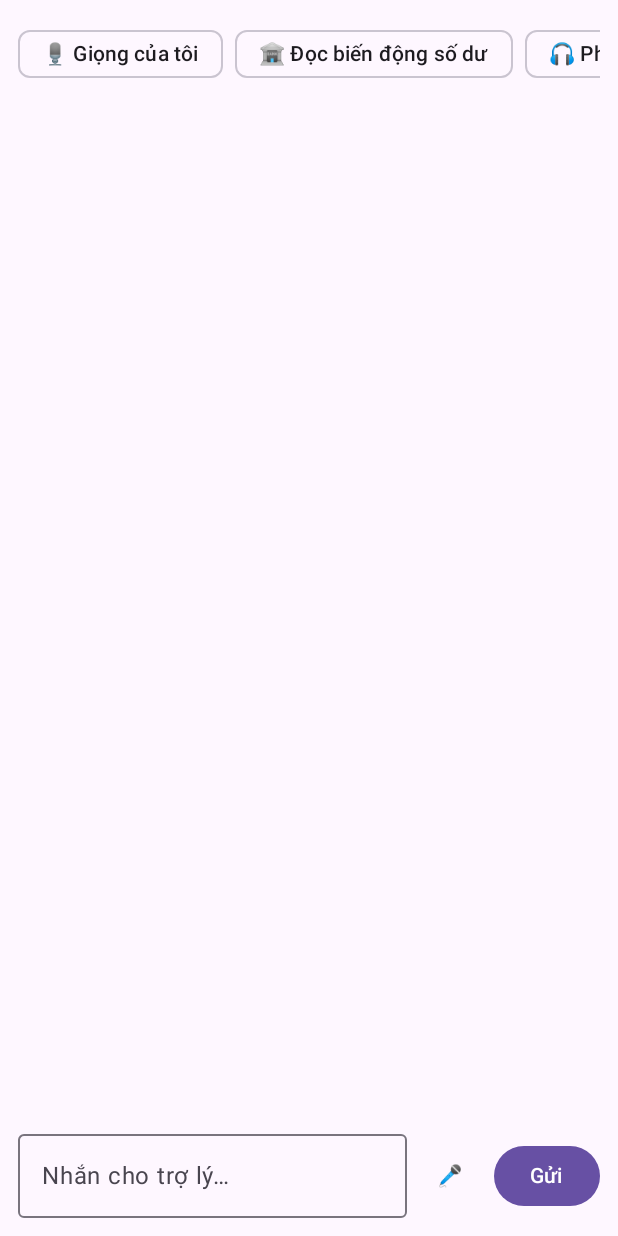
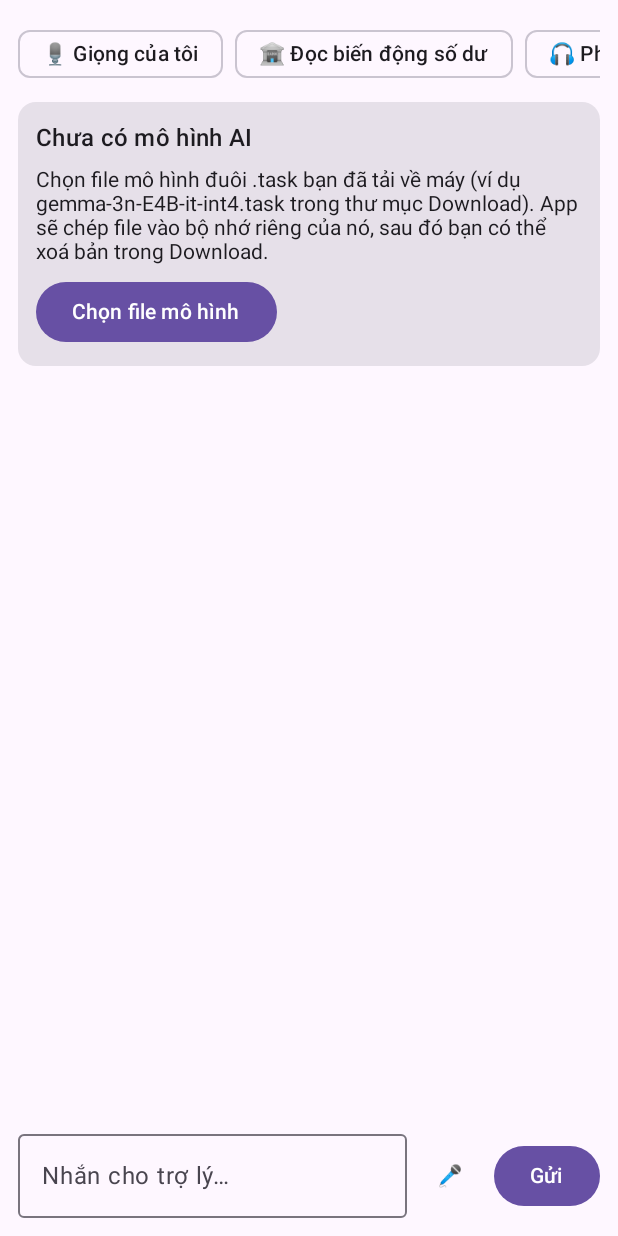
Before and after one commit to PhamVu-IT/ai-agent-of-me, an Android app built with Jetpack Compose: the composable ChatScreen shown on its own in the app's theme, on a phone screen of 412 x 824 dp. Run offline under Robolectric (Android 15) with nearby library versions, the phone set to English and light mode, and no system bars; 1 statement that could not run was skipped.

Commit message:
Chọn file mô hình AI ngay trong app
Thêm nút chọn file .task bằng trình chọn file của Android, chép vào
bộ nhớ của app có báo tiến độ rồi nạp luôn. Cách adb push vẫn dùng được.

Co-Authored-By: Claude Opus 5.5 <noreply@anthropic.com>
Claude-Session: https://claude.ai/code/session_01Dy6N52DbRRx9DDPNzaR6nh

```diff
--- a/app/src/main/java/vn/phamvu/trolyai/MainActivity.kt
+++ b/app/src/main/java/vn/phamvu/trolyai/MainActivity.kt
@@ -24,6 +24,7 @@ import androidx.compose.runtime.*
 import androidx.compose.ui.Alignment
 import androidx.compose.ui.Modifier
 import androidx.compose.ui.platform.LocalContext
+import androidx.compose.ui.platform.LocalView
 import androidx.compose.ui.unit.dp
 import androidx.compose.ui.window.Dialog
 import androidx.fragment.app.FragmentActivity
@@ -61,6 +62,12 @@ class MainActivity : FragmentActivity() {
 
     private val askPermissions = registerForActivityResult(ActivityResultContracts.RequestMultiplePermissions()) {}
 
+    // Chọn file mô hình (.task) từ bộ nhớ máy, thẻ nhớ hoặc Google Drive. File .task không có kiểu MIME
+    // riêng nên phải cho chọn mọi loại file, rồi kiểm tra đuôi sau.
+    private val pickModel = registerForActivityResult(ActivityResultContracts.OpenDocument()) { uri ->
+        uri?.let(vm::importModel)
+    }
+
     override fun onCreate(savedInstanceState: Bundle?) {
         super.onCreate(savedInstanceState)
         listenWhenReady = savedInstanceState == null
@@ -86,7 +93,8 @@ class MainActivity : FragmentActivity() {
                             // Phải xác nhận vân tay trước, để người khác không đăng ký giọng của họ thay bạn
                             onVoiceSetup = { lifecycleScope.launch { if (auth.confirm("Đăng ký giọng chủ máy")) screen.value = "giong" } },
                             onBankSetup = { startActivity(Intent(Settings.ACTION_NOTIFICATION_LISTENER_SETTINGS)) },
-                            onInterview = { screen.value = "phongvan" })
+                            onInterview = { screen.value = "phongvan" },
+                            onPickModel = { pickModel.launch(arrayOf("*/*")) })
                     }
                     voicePrompt.value?.let { msg ->
                         Dialog(onDismissRequest = {}) {
@@ -106,6 +114,7 @@ class MainActivity : FragmentActivity() {
     override fun onStart() {
         super.onStart()
         if (backgroundSince > 0 && System.currentTimeMillis() - backgroundSince > 60_000) unlocked.value = false
+        vm.refreshModel() // có thể vừa adb push mô hình vào máy
         if (!unlocked.value) unlock() else listenIfAsked()
     }
 
@@ -210,8 +219,16 @@ fun ChatScreen(
     onVoiceSetup: () -> Unit,
     onBankSetup: () -> Unit,
     onInterview: () -> Unit,
+    onPickModel: () -> Unit,
 ) {
     var input by remember { mutableStateOf("") }
+    val progress = vm.importProgress.value
+    // Chép file vài GB mất vài phút: giữ màn hình sáng để máy không ngủ giữa chừng
+    val view = LocalView.current
+    DisposableEffect(progress != null) {
+        view.keepScreenOn = progress != null
+        onDispose { view.keepScreenOn = false }
+    }
     val list = rememberLazyListState()
     LaunchedEffect(vm.messages.size) {
         if (vm.messages.isNotEmpty()) list.animateScrollToItem(vm.messages.size - 1)
@@ -222,6 +239,18 @@ fun ChatScreen(
             AssistChip(onClick = onVoiceSetup, label = { Text("🎙️ Giọng của tôi") })
             AssistChip(onClick = onBankSetup, label = { Text("🏦 Đọc biến động số dư") })
             AssistChip(onClick = onInterview, label = { Text("🎧 Phỏng vấn") })
+            AssistChip(onClick = { if (progress == null) onPickModel() }, label = { Text("🧠 Mô hình AI") })
+        }
+        if (!vm.modelReady.value || progress != null || vm.importNote.value.isNotEmpty()) {
+            ModelCard(
+                ready = vm.modelReady.value,
+                progress = progress,
+                loading = vm.importLoading.value,
+                note = vm.importNote.value,
+                onPick = onPickModel,
+                onCancel = vm::cancelImport,
+                onDismiss = { vm.importNote.value = "" },
+            )
         }
         LazyColumn(Modifier.weight(1f), state = list, verticalArrangement = Arrangement.spacedBy(8.dp)) {
             items(vm.messages) { m ->
@@ -244,6 +273,47 @@ fun ChatScreen(
             OutlinedTextField(input, { input = it }, Modifier.weight(1f), placeholder = { Text("Nhắn cho trợ lý…") })
             TextButton(onClick = onMic) { Text("🎤") }
             Button(onClick = { vm.send(input); input = "" }) { Text("Gửi") }
+        }
+    }
+}
+
+/** Thẻ chọn / đổi file mô hình AI, hiện tiến độ khi đang chép. */
+@Composable
+fun ModelCard(
+    ready: Boolean,
+    progress: Float?,
+    loading: Boolean,
+    note: String,
+    onPick: () -> Unit,
+    onCancel: () -> Unit,
+    onDismiss: () -> Unit,
+) {
+    Card(Modifier.fillMaxWidth().padding(vertical = 8.dp)) {
+        Column(Modifier.padding(12.dp), verticalArrangement = Arrangement.spacedBy(8.dp)) {
+            when {
+                loading -> {
+                    Text("Đang nạp mô hình vào bộ nhớ, chờ chút nhé…")
+                    LinearProgressIndicator(Modifier.fillMaxWidth())
+                }
+                progress != null -> {
+                    Text("Đang chép mô hình vào app: ${(progress * 100).toInt()}%")
+                    LinearProgressIndicator(progress = { progress }, modifier = Modifier.fillMaxWidth())
+                    Text("File lớn nên mất vài phút. Để app mở, đừng tắt màn hình.", style = MaterialTheme.typography.bodySmall)
+                    OutlinedButton(onClick = onCancel) { Text("Huỷ") }
+                }
+                else -> {
+                    if (note.isNotEmpty()) Text(note)
+                    if (!ready) {
+                        Text("Chưa có mô hình AI", style = MaterialTheme.typography.titleMedium)
+                        Text("Chọn file mô hình đuôi .task bạn đã tải về máy (ví dụ gemma-3n-E4B-it-int4.task trong " +
+                            "thư mục Download). App sẽ chép file vào bộ nhớ riêng của nó, sau đó bạn có thể xoá bản trong Download.")
+                    }
+                    Row(horizontalArrangement = Arrangement.spacedBy(8.dp)) {
+                        Button(onClick = onPick) { Text(if (ready) "Chọn mô hình khác" else "Chọn file mô hình") }
+                        if (ready) TextButton(onClick = onDismiss) { Text("Đóng") }
+                    }
+                }
+            }
         }
     }
 }
```
Also changed, not shown: app/src/main/java/vn/phamvu/trolyai/ChatViewModel.kt (+44 -1 lines), app/src/main/java/vn/phamvu/trolyai/llm/LlmEngine.kt (+76 -2 lines), 1 other file.
